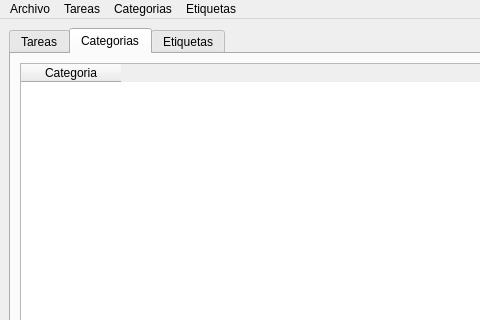
First picture: the form in curso-qt-osl-tareas/mainwindow.ui, repository eliasrm87/curso-qt-osl-tareas, before the edit; both pictures show x 0 to 480 and y 0 to 320 of the 800 by 600 pixel window.
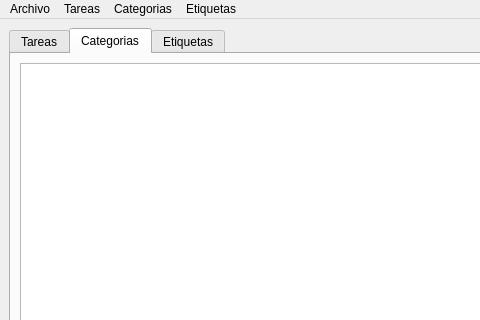
Second picture: the form after the edit. The open tabs and pages were chosen to show the change.

The edit to the form file:
```diff
--- a/curso-qt-osl-tareas/mainwindow.ui
+++ b/curso-qt-osl-tareas/mainwindow.ui
@@ -135,15 +135,6 @@
          <layout class="QGridLayout" name="gridLayout_4">
           <item row="0" column="0">
            <layout class="QGridLayout" name="gridLayout_2">
-            <item row="0" column="0">
-             <widget class="QTableWidget" name="tblCateg">
-              <column>
-               <property name="text">
-                <string>Categoria</string>
-               </property>
-              </column>
-             </widget>
-            </item>
             <item row="1" column="0">
              <widget class="QTextEdit" name="txtCategDescr">
               <property name="maximumSize">
@@ -154,6 +145,9 @@
               </property>
              </widget>
             </item>
+            <item row="0" column="0">
+             <widget class="QTableView" name="tblCateg"/>
+            </item>
            </layout>
           </item>
          </layout>
```
